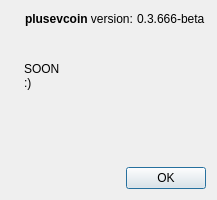
This is src/qt/forms/BeginnerDialog.ui in plusevcoin/plusevcoin as Qt 5 draws it before an edit. The edited form follows.
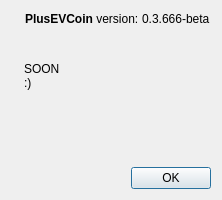
This is the edited form. Icons and pictures are not drawn.

Patch:
```diff
--- a/src/qt/forms/BeginnerDialog.ui
+++ b/src/qt/forms/BeginnerDialog.ui
@@ -65,7 +65,7 @@
            <cursorShape>IBeamCursor</cursorShape>
           </property>
           <property name="text">
-           <string>&lt;html&gt;&lt;head/&gt;&lt;body&gt;&lt;p&gt;&lt;span style=&quot; font-weight:600;&quot;&gt;plusevcoin&lt;/span&gt; version: &lt;/p&gt;&lt;/body&gt;&lt;/html&gt;</string>
+           <string>&lt;html&gt;&lt;head/&gt;&lt;body&gt;&lt;p&gt;&lt;span style=&quot; font-weight:600;&quot;&gt;PlusEVCoin&lt;/span&gt; version: &lt;/p&gt;&lt;/body&gt;&lt;/html&gt;</string>
           </property>
           <property name="textInteractionFlags">
            <set>Qt::LinksAccessibleByMouse|Qt::TextSelectableByKeyboard|Qt::TextSelectableByMouse</set>
```
